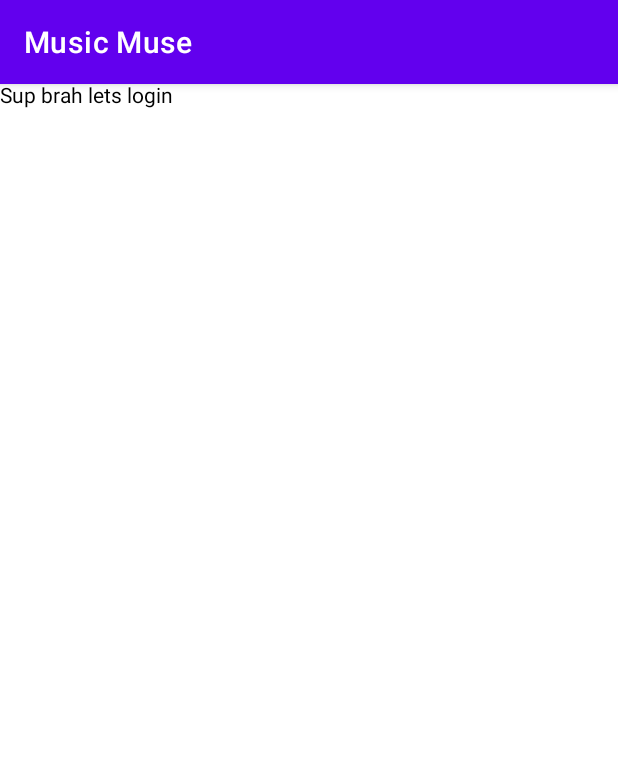
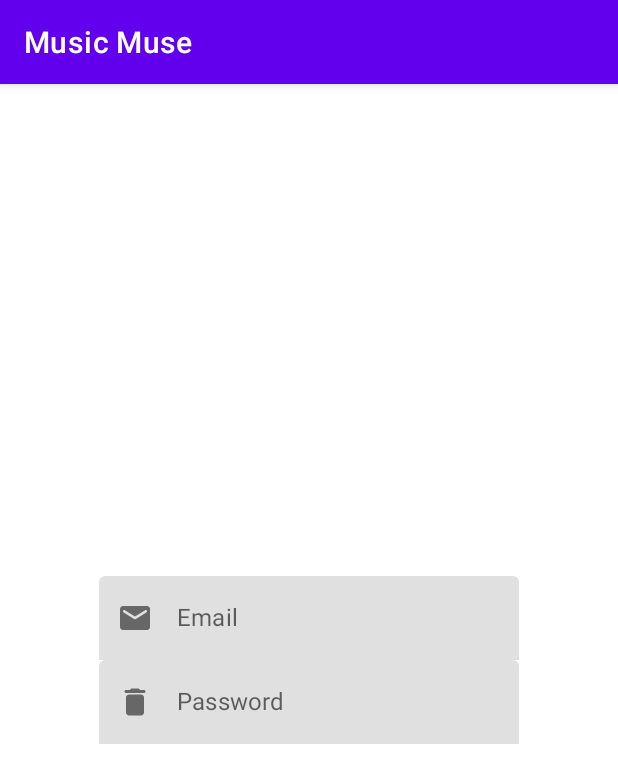
Before and after one commit to randomemer/musicmuse-app, an Android app built with Jetpack Compose: the screen it shows after launch (MainActivity), on a phone screen of 412 x 824 dp. Shown: the top 783 px of the screen. Run offline under Robolectric (Android 15) with nearby library versions, the phone set to English and light mode, and no system bars; our stand-ins replace Firebase (no records; nobody signed in at launch, a user with empty details on screens opened directly).

Commit message:
login elements (wip)

```diff
--- a/app/src/main/java/com/musicmuse/app/ui/screens/Login.kt
+++ b/app/src/main/java/com/musicmuse/app/ui/screens/Login.kt
@@ -1,9 +1,56 @@
+@file:Suppress("FunctionName")
+
 package com.musicmuse.app.ui.screens
 
-import androidx.compose.material.Text
-import androidx.compose.runtime.Composable
+import androidx.compose.foundation.layout.*
+import androidx.compose.runtime.*
+import androidx.compose.material.*
+import androidx.compose.material.icons.Icons
+import androidx.compose.material.icons.rounded.Delete
+import androidx.compose.material.icons.rounded.Email
+import androidx.compose.ui.Alignment
+import androidx.compose.ui.Modifier
+import androidx.compose.ui.graphics.Color
+import androidx.compose.ui.text.input.TextFieldValue
+import androidx.compose.ui.unit.dp
 
 @Composable
 fun Login() {
-    Text("Sup brah lets login")
+    var email by remember { mutableStateOf(TextFieldValue("")) }
+    var password by remember { mutableStateOf(TextFieldValue("")) }
+
+    Scaffold { padding ->
+        Box(Modifier.padding(padding).fillMaxHeight()) {
+            Column(
+                modifier = Modifier.fillMaxSize(),
+                verticalArrangement = Arrangement.Center,
+                horizontalAlignment = Alignment.CenterHorizontally
+            ) {
+                Box(Modifier.padding(0.dp)) {
+                    Column {
+                        TextField(
+                            value = email,
+                            leadingIcon = { Icon(Icons.Rounded.Email, "Email") },
+                            placeholder = { Text("Email") },
+                            onValueChange = { email = it },
+                            colors = TextFieldDefaults.textFieldColors(
+                                focusedIndicatorColor = Color.Transparent,
+                                unfocusedIndicatorColor = Color.Transparent
+                            )
+                        )
+                        TextField(
+                            value = password,
+                            leadingIcon = { Icon(Icons.Rounded.Delete, "Password") },
+                            placeholder = { Text("Password") },
+                            onValueChange = { password = it },
+                            colors = TextFieldDefaults.textFieldColors(
+                                focusedIndicatorColor = Color.Transparent,
+                                unfocusedIndicatorColor = Color.Transparent
+                            )
+                        )
+                    }
+                }
+            }
+        }
+    }
 }
```
